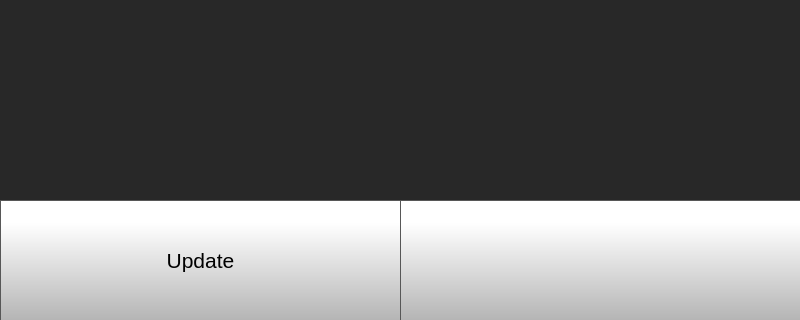
This is octoprint_ControlCenter/ui/settings_screen/software_update/software_update.ui in FracktalWorks/ControlCenter as Qt 5 draws it before an edit; both pictures show x 0 to 800 and y 160 to 480 of the 800 by 480 pixel window. The edited form follows.
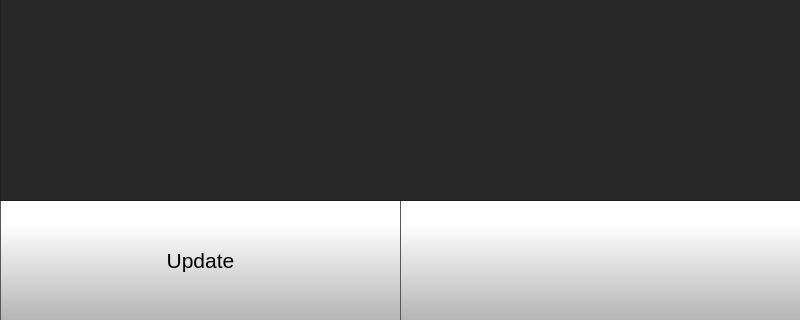
This is the edited form. Icons and pictures are not drawn.

What changed in the file:
```diff
--- a/octoprint_ControlCenter/ui/settings_screen/software_update/software_update.ui
+++ b/octoprint_ControlCenter/ui/settings_screen/software_update/software_update.ui
@@ -190,6 +190,89 @@
       <bool>false</bool>
      </property>
     </widget>
+    <widget class="QListWidget" name="updateListWidget">
+     <property name="geometry">
+      <rect>
+       <x>0</x>
+       <y>0</y>
+       <width>801</width>
+       <height>361</height>
+      </rect>
+     </property>
+     <property name="font">
+      <font>
+       <family>MS Shell Dlg 2</family>
+       <pointsize>16</pointsize>
+      </font>
+     </property>
+     <property name="styleSheet">
+      <string notr="true">
+
+QScrollBar:vertical {
+ border: 1px solid black; 
+border-radius: 5px;
+background: rgb(40,40,40);
+width: 62px;
+}
+
+/* Sets up the color and height of handle */
+QScrollBar::handle:vertical {
+border-radius: 5px;
+background: qlineargradient(spread:pad, x1:0, y1:1, x2:0, y2:0.188, stop:0 rgba(180, 180, 180, 255), stop:1 rgba(255, 255, 255, 255));
+min-height: 20px;
+}
+
+
+
+
+/* This remvoes the bottom button by setting the height to 0px */
+QScrollBar::add-line:vertical {
+height: 0px;
+subcontrol-position: bottom;
+subcontrol-origin: margin;
+}
+
+/* This remvoes the top button by setting the height to 0px */
+QScrollBar::sub-line:vertical {
+height: 0px;
+subcontrol-position: top;
+subcontrol-origin: margin;
+}
+
+/*
+QScrollBar::up-arrow:vertical, QScrollBar::down-arrow:vertical {
+border: 2px solid grey;
+width: 5px;
+height: 5px;
+background: white;
+}
+
+
+/* need this to get rid of crosshatching on scrollbar background */
+QScrollBar::add-page:vertical, QScrollBar::sub-page:vertical {
+background: none;
+}
+
+QListView::item {
+color: rgb(255, 255, 255);
+border-bottom: 1px solid rgb(255, 255, 255);
+}
+
+QListView {
+    show-decoration-selected: 1; /* make the selection span the entire width of the view */
+}
+
+QListView::item:selected {
+outline: none;
+}
+
+
+QListView::item:selected:focus {
+	outline: none;
+}
+</string>
+     </property>
+    </widget>
    </widget>
    <widget class="QWidget" name="softwareUpdateProgressPage">
     <widget class="QTextEdit" name="logTextEdit">
```
